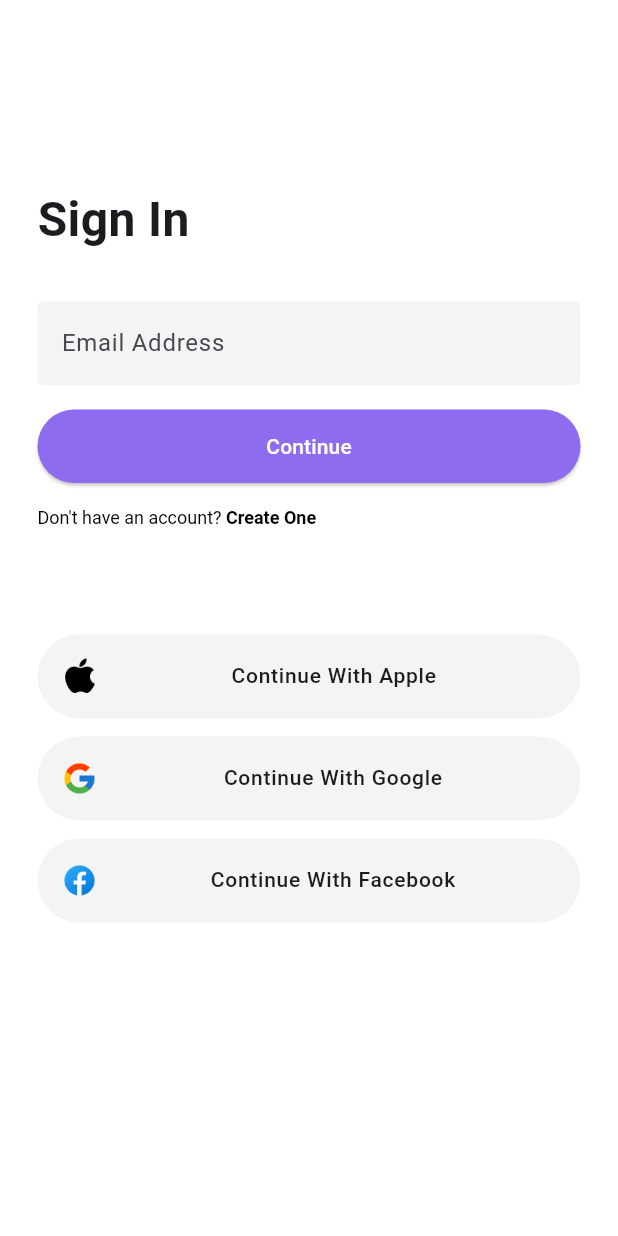
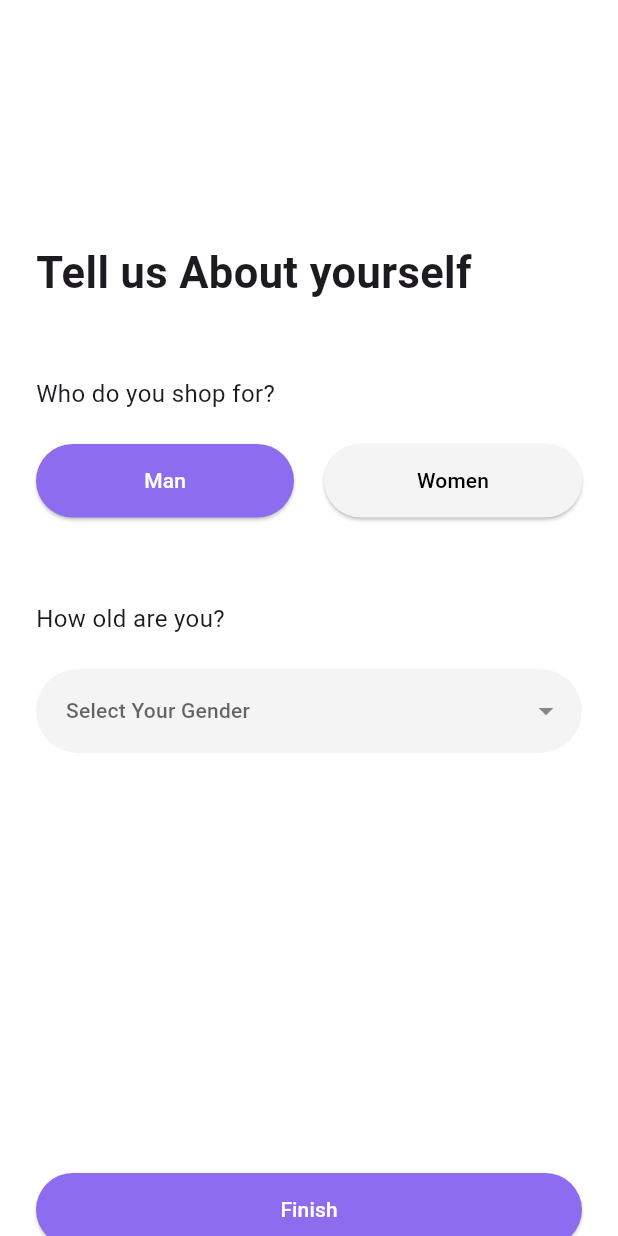
Before and after one commit to mutiadhewanty/ecommerce_mobile_apps, a Flutter app: the screen it shows after launch, on a phone screen of 412 x 824 dp. Run offline on Flutter 3.47's test engine with Material 3 defaults, Android fonts, the phone set to English and light mode, and no system bars; our stand-ins replace dropdown_button2.

Commit message:
ui login adn onBoarding

```diff
--- a/lib/main.dart
+++ b/lib/main.dart
@@ -1,4 +1,7 @@
-import 'package:ecommerce_mobile_apps/page/sing_in.dart';
+import 'package:ecommerce_mobile_apps/page/forgot_password.dart';
+import 'package:ecommerce_mobile_apps/page/on_boarding.dart';
+import 'package:ecommerce_mobile_apps/page/sign_in.dart';
+import 'package:ecommerce_mobile_apps/page/sign_up.dart';
 import 'package:ecommerce_mobile_apps/page/welcome.dart';
 import 'package:flutter/material.dart';
 
@@ -19,7 +22,7 @@ class Myapp extends StatelessWidget {
                   fixedSize: Size.fromHeight(49),
                   foregroundColor: Colors.white,
                   backgroundColor: Color(0xFF8E6CEF)))),
-      home: SignIn(),
+      home: OnBoarding(),
     );
   }
 }
--- /dev/null
+++ b/lib/page/on_boarding.dart
@@ -0,0 +1,153 @@
+import 'package:dropdown_button2/dropdown_button2.dart';
+import 'package:ecommerce_mobile_apps/widgets/text.dart';
+import 'package:flutter/material.dart';
+
+class OnBoarding extends StatefulWidget {
+  const OnBoarding({super.key});
+
+  @override
+  State<OnBoarding> createState() => _OnBoardingState();
+}
+
+class _OnBoardingState extends State<OnBoarding> {
+  final List<String> genderItems = [
+    'Male',
+    'Female',
+  ];
+
+  String? selectedValue;
+
+  final _formKey = GlobalKey<FormState>();
+
+  @override
+  Widget build(BuildContext context) {
+    return Scaffold(
+      body: Padding(
+        padding: const EdgeInsets.symmetric(horizontal: 24),
+        child: Column(
+          crossAxisAlignment: CrossAxisAlignment.start,
+          children: [
+            SizedBox(
+              height: 161,
+            ),
+            TextWidget(
+                text: "Tell us About yourself",
+                fontSize: 29,
+                fontWeight: FontWeight.bold),
+            SizedBox(
+              height: 49,
+            ),
+            TextWidget(
+                text: "Who do you shop for?",
+                fontSize: 16,
+                fontWeight: FontWeight.w400),
+            SizedBox(
+              height: 22,
+            ),
+            Row(
+              mainAxisAlignment: MainAxisAlignment.spaceBetween,
+              children: [
+                Expanded(
+                    child:
+                        ElevatedButton(onPressed: () {}, child: Text("Man"))),
+                SizedBox(
+                  width: 20,
+                ),
+                Expanded(
+                  child: ElevatedButton(
+                      style: ElevatedButton.styleFrom(
+                          backgroundColor: Color(0xFFF4F4F4),
+                          foregroundColor: Colors.black),
+                      onPressed: () {},
+                      child: Text("Women")),
+                ),
+              ],
+            ),
+            SizedBox(
+              height: 56,
+            ),
+            TextWidget(
+                text: "How old are you?",
+                fontSize: 16,
+                fontWeight: FontWeight.w400),
+            SizedBox(
+              height: 22,
+            ),
+            Form(
+              key: _formKey,
+              child: DropdownButtonFormField2<String>(
+                isExpanded: true,
+                decoration: InputDecoration(
+                  contentPadding: const EdgeInsets.symmetric(vertical: 16),
+                  fillColor: Color(0xFFF4F4F4),
+                  filled: true,
+                  border: OutlineInputBorder(
+                      borderRadius: BorderRadius.circular(100),
+                      borderSide: BorderSide.none),
+                  // Add more decoration..
+                ),
+                hint: const Text(
+                  'Select Your Gender',
+                  style: TextStyle(fontSize: 14),
+                ),
+                items: genderItems
+                    .map((item) => DropdownMenuItem<String>(
+                          value: item,
+                          child: Text(
+                            item,
+                            style: const TextStyle(
+                              fontSize: 14,
+                            ),
+                          ),
+                        ))
+                    .toList(),
+                validator: (value) {
+                  if (value == null) {
+                    return 'Please select gender.';
+                  }
+                  return null;
+                },
+                onChanged: (value) {
+                  //Do something when selected item is changed.
+                },
+                onSaved: (value) {
+                  selectedValue = value.toString();
+                },
+                buttonStyleData: const ButtonStyleData(
+                  padding: EdgeInsets.only(right: 8),
+                ),
+                iconStyleData: const IconStyleData(
+                  icon: Icon(
+                    Icons.arrow_drop_down,
+                    color: Colors.black45,
+                  ),
+                  iconSize: 24,
+                ),
+                dropdownStyleData: DropdownStyleData(
+                  decoration: BoxDecoration(
+                    color: Colors.white,
+                    borderRadius: BorderRadius.circular(15),
+                  ),
+                ),
+                menuItemStyleData: const MenuItemStyleData(
+                  padding: EdgeInsets.symmetric(horizontal: 16),
+                ),
+              ),
+            ),
+            const SizedBox(height: 280),
+            SizedBox(
+              width: double.infinity,
+              child: ElevatedButton(
+                  onPressed: () {
+                    if (_formKey.currentState!.validate()) {
+                      _formKey.currentState!.save();
+                    }
+                  },
+                  child: Text("Finish")),
+            )
+          ],
+        ),
+      ),
+    );
+  }
+}
--- a/lib/widgets/text.dart
+++ b/lib/widgets/text.dart
@@ -5,16 +5,19 @@ class TextWidget extends StatelessWidget {
       {super.key,
       required this.text,
       required this.fontSize,
-      required this.fontWeight});
+      required this.fontWeight,
+      this.align});
 
   final String text;
   final double fontSize;
   final FontWeight fontWeight;
+  final TextAlign? align;
 
   @override
   Widget build(BuildContext context) {
     return Text(
       text,
+      textAlign: align,
       style: TextStyle(fontSize: fontSize, fontWeight: fontWeight),
     );
   }
--- a/pubspec.yaml
+++ b/pubspec.yaml
@@ -34,6 +34,7 @@ dependencies:
   # The following adds the Cupertino Icons font to your application.
   # Use with the CupertinoIcons class for iOS style icons.
   cupertino_icons: ^1.0.8
+  dropdown_button2: ^2.3.9
 
 dev_dependencies:
   flutter_test:
```
Also changed, not shown: lib/page/forgot_password.dart (added, +112 -0 lines), lib/page/sign_in.dart (renamed from lib/page/sing_in.dart, +12 -3 lines), lib/page/sign_up.dart (added, +128 -0 lines), lib/page/welcome.dart (+4 -6 lines), assets/reset_password.png (added), pubspec.lock.
